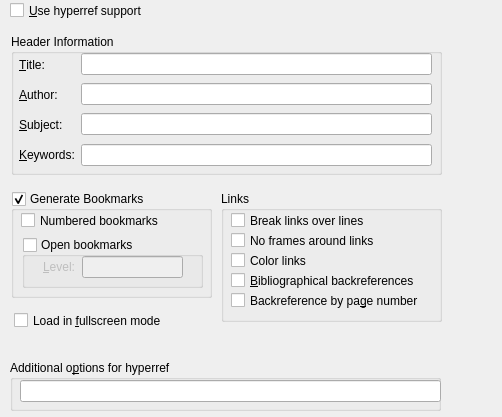
This is src/frontends/qt4/ui/PDFSupportUi.ui in cburschka/lyx as Qt 5 draws it before an edit. The edited form follows.
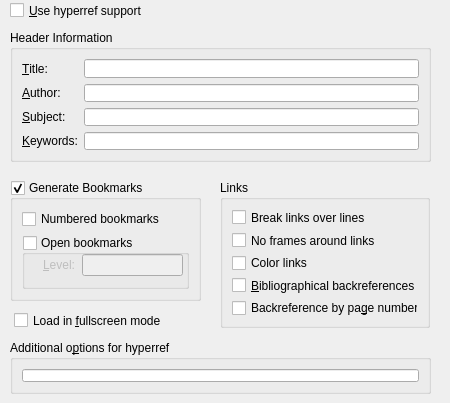
This is the edited form.

Commit message: PDFSupportUi.ui: set styles

```diff
--- a/src/frontends/qt4/ui/PDFSupportUi.ui
+++ b/src/frontends/qt4/ui/PDFSupportUi.ui
@@ -5,8 +5,8 @@
    <rect>
     <x>0</x>
     <y>0</y>
-    <width>502</width>
-    <height>417</height>
+    <width>450</width>
+    <height>403</height>
    </rect>
   </property>
   <widget class="QCheckBox" name="use_hyperrefCB" >
@@ -41,200 +41,230 @@
     <string>Load in &amp;fullscreen mode</string>
    </property>
   </widget>
-  <widget class="QGroupBox" name="bookmarksGB" >
+  <widget class="QGroupBox" name="groupBox_4" >
    <property name="geometry" >
     <rect>
-     <x>11</x>
-     <y>191</y>
-     <width>201</width>
-     <height>107</height>
+     <x>220</x>
+     <y>180</y>
+     <width>210</width>
+     <height>148</height>
     </rect>
    </property>
    <property name="title" >
-    <string>Generate Bookmarks</string>
+    <string>Links</string>
    </property>
-   <property name="checkable" >
-    <bool>true</bool>
-   </property>
-   <property name="checked" >
-    <bool>true</bool>
-   </property>
-   <widget class="QCheckBox" name="bookmarksnumberedCB" >
-    <property name="geometry" >
-     <rect>
-      <x>10</x>
-      <y>19</y>
-      <width>151</width>
-      <height>21</height>
-     </rect>
+   <layout class="QGridLayout" >
+    <property name="margin" >
+     <number>9</number>
     </property>
-    <property name="text" >
-     <string>Numbered bookmarks</string>
+    <property name="spacing" >
+     <number>6</number>
     </property>
-   </widget>
-   <widget class="QGroupBox" name="bookmarksopenGB" >
-    <property name="geometry" >
-     <rect>
-      <x>11</x>
-      <y>46</y>
-      <width>181</width>
-      <height>51</height>
-     </rect>
-    </property>
-    <property name="title" >
-     <string>Open bookmarks</string>
-    </property>
-    <property name="checkable" >
-     <bool>true</bool>
-    </property>
-    <property name="checked" >
-     <bool>false</bool>
-    </property>
-    <widget class="QLineEdit" name="bookmarksopenlevelLE" >
-     <property name="geometry" >
-      <rect>
-       <x>60</x>
-       <y>19</y>
-       <width>101</width>
-       <height>22</height>
-      </rect>
-     </property>
-     <property name="toolTip" >
-      <string>Number of levels</string>
-     </property>
-    </widget>
-    <widget class="QLabel" name="label" >
-     <property name="geometry" >
-      <rect>
-       <x>21</x>
-       <y>22</y>
-       <width>31</width>
-       <height>16</height>
-      </rect>
-     </property>
-     <property name="text" >
-      <string>&amp;Level:</string>
-     </property>
-     <property name="buddy" >
-      <cstring>bookmarksopenlevelLE</cstring>
-     </property>
-    </widget>
-   </widget>
+    <item row="0" column="0" >
+     <widget class="QCheckBox" name="breaklinksCB" >
+      <property name="toolTip" >
+       <string>Allows link text to break across lines.</string>
+      </property>
+      <property name="text" >
+       <string>Break links over lines</string>
+      </property>
+     </widget>
+    </item>
+    <item row="2" column="0" >
+     <widget class="QCheckBox" name="colorlinksCB" >
+      <property name="text" >
+       <string>Color links</string>
+      </property>
+     </widget>
+    </item>
+    <item row="3" column="0" >
+     <widget class="QCheckBox" name="backrefCB" >
+      <property name="toolTip" >
+       <string>Adds "backlink" text to the end of each item in the bibliography</string>
+      </property>
+      <property name="text" >
+       <string>&amp;Bibliographical backreferences</string>
+      </property>
+     </widget>
+    </item>
+    <item row="4" column="0" >
+     <widget class="QCheckBox" name="pagebackrefCB" >
+      <property name="toolTip" >
+       <string>Adds "backlink" text to the end of each item in the bibliography</string>
+      </property>
+      <property name="text" >
+       <string>Backreference by pa&amp;ge number</string>
+      </property>
+     </widget>
+    </item>
+    <item row="1" column="0" >
+     <widget class="QCheckBox" name="pdfborderCB" >
+      <property name="text" >
+       <string>No frames around links</string>
+      </property>
+      <property name="tristate" >
+       <bool>false</bool>
+      </property>
+     </widget>
+    </item>
+   </layout>
   </widget>
   <widget class="QGroupBox" name="groupBox_2" >
    <property name="geometry" >
     <rect>
-     <x>11</x>
-     <y>34</y>
-     <width>431</width>
-     <height>141</height>
+     <x>10</x>
+     <y>30</y>
+     <width>421</width>
+     <height>132</height>
     </rect>
    </property>
    <property name="title" >
     <string>Header Information</string>
    </property>
-   <widget class="QLineEdit" name="titleLE" >
-    <property name="geometry" >
-     <rect>
-      <x>70</x>
-      <y>19</y>
-      <width>351</width>
-      <height>22</height>
-     </rect>
+   <layout class="QGridLayout" >
+    <property name="margin" >
+     <number>9</number>
     </property>
-   </widget>
-   <widget class="QLineEdit" name="authorLE" >
-    <property name="geometry" >
-     <rect>
-      <x>70</x>
-      <y>49</y>
-      <width>351</width>
-      <height>22</height>
-     </rect>
+    <property name="spacing" >
+     <number>6</number>
     </property>
-   </widget>
-   <widget class="QLineEdit" name="subjectLE" >
-    <property name="geometry" >
-     <rect>
-      <x>70</x>
-      <y>79</y>
-      <width>351</width>
-      <height>22</height>
-     </rect>
+    <item row="2" column="1" >
+     <widget class="QLineEdit" name="subjectLE" />
+    </item>
+    <item row="3" column="1" >
+     <widget class="QLineEdit" name="keywordsLE" />
+    </item>
+    <item row="3" column="0" >
+     <widget class="QLabel" name="keywordsL" >
+      <property name="text" >
+       <string>&amp;Keywords:</string>
+      </property>
+      <property name="buddy" >
+       <cstring>keywordsLE</cstring>
+      </property>
+     </widget>
+    </item>
+    <item row="2" column="0" >
+     <widget class="QLabel" name="subjectL" >
+      <property name="text" >
+       <string>&amp;Subject:</string>
+      </property>
+      <property name="buddy" >
+       <cstring>subjectLE</cstring>
+      </property>
+     </widget>
+    </item>
+    <item row="1" column="0" >
+     <widget class="QLabel" name="authorL" >
+      <property name="text" >
+       <string>&amp;Author:</string>
+      </property>
+      <property name="buddy" >
+       <cstring>authorLE</cstring>
+      </property>
+     </widget>
+    </item>
+    <item row="0" column="0" >
+     <widget class="QLabel" name="titleL" >
+      <property name="text" >
+       <string>&amp;Title:</string>
+      </property>
+      <property name="buddy" >
+       <cstring>titleLE</cstring>
+      </property>
+     </widget>
+    </item>
+    <item row="0" column="1" >
+     <widget class="QLineEdit" name="titleLE" />
+    </item>
+    <item row="1" column="1" >
+     <widget class="QLineEdit" name="authorLE" />
+    </item>
+   </layout>
+  </widget>
+  <widget class="QGroupBox" name="bookmarksGB" >
+   <property name="geometry" >
+    <rect>
+     <x>10</x>
+     <y>180</y>
+     <width>191</width>
+     <height>121</height>
+    </rect>
+   </property>
+   <property name="title" >
+    <string>Generate Bookmarks</string>
+   </property>
+   <property name="checkable" >
+    <bool>true</bool>
+   </property>
+   <property name="checked" >
+    <bool>true</bool>
+   </property>
+   <layout class="QGridLayout" >
+    <property name="margin" >
+     <number>9</number>
     </property>
-   </widget>
-   <widget class="QLabel" name="keywordsL" >
-    <property name="geometry" >
-     <rect>
-      <x>8</x>
-      <y>113</y>
-      <width>71</width>
-      <height>16</height>
-     </rect>
+    <property name="spacing" >
+     <number>6</number>
     </property>
-    <property name="text" >
-     <string>&amp;Keywords:</string>
-    </property>
-    <property name="buddy" >
-     <cstring>keywordsLE</cstring>
-    </property>
-   </widget>
-   <widget class="QLabel" name="subjectL" >
-    <property name="geometry" >
-     <rect>
-      <x>8</x>
-      <y>83</y>
-      <width>52</width>
-      <height>16</height>
-     </rect>
-    </property>
-    <property name="text" >
-     <string>&amp;Subject:</string>
-    </property>
-    <property name="buddy" >
-     <cstring>subjectLE</cstring>
-    </property>
-   </widget>
-   <widget class="QLabel" name="authorL" >
-    <property name="geometry" >
-     <rect>
-      <x>8</x>
-      <y>53</y>
-      <width>52</width>
-      <height>16</height>
-     </rect>
-    </property>
-    <property name="text" >
-     <string>&amp;Author:</string>
-    </property>
-    <property name="buddy" >
-     <cstring>authorLE</cstring>
-    </property>
-   </widget>
-   <widget class="QLabel" name="titleL" >
-    <property name="geometry" >
-     <rect>
-      <x>8</x>
-      <y>23</y>
-      <width>52</width>
-      <height>16</height>
-     </rect>
-    </property>
-    <property name="text" >
-     <string>&amp;Title:</string>
-    </property>
-    <property name="buddy" >
-     <cstring>titleLE</cstring>
-    </property>
-   </widget>
+    <item row="1" column="0" >
+     <widget class="QGroupBox" name="bookmarksopenGB" >
+      <property name="title" >
+       <string>Open bookmarks</string>
+      </property>
+      <property name="checkable" >
+       <bool>true</bool>
+      </property>
+      <property name="checked" >
+       <bool>false</bool>
+      </property>
+      <widget class="QLineEdit" name="bookmarksopenlevelLE" >
+       <property name="geometry" >
+        <rect>
+         <x>60</x>
+         <y>19</y>
+         <width>101</width>
+         <height>22</height>
+        </rect>
+       </property>
+       <property name="toolTip" >
+        <string>Number of levels</string>
+       </property>
+      </widget>
+      <widget class="QLabel" name="label" >
+       <property name="geometry" >
+        <rect>
+         <x>21</x>
+         <y>22</y>
+         <width>31</width>
+         <height>16</height>
+        </rect>
+       </property>
+       <property name="text" >
+        <string>&amp;Level:</string>
+       </property>
+       <property name="buddy" >
+        <cstring>bookmarksopenlevelLE</cstring>
+       </property>
+      </widget>
+     </widget>
+    </item>
+    <item row="0" column="0" >
+     <widget class="QCheckBox" name="bookmarksnumberedCB" >
+      <property name="text" >
+       <string>Numbered bookmarks</string>
+      </property>
+     </widget>
+    </item>
+   </layout>
   </widget>
   <widget class="QGroupBox" name="groupBox_3" >
    <property name="geometry" >
     <rect>
      <x>10</x>
-     <y>360</y>
-     <width>431</width>
-     <height>51</height>
+     <y>340</y>
+     <width>421</width>
+     <height>54</height>
     </rect>
    </property>
    <property name="title" >
@@ -249,119 +279,21 @@
    <property name="checked" >
     <bool>false</bool>
    </property>
-   <widget class="QLineEdit" name="optionsLE" >
-    <property name="geometry" >
-     <rect>
-      <x>10</x>
-      <y>20</y>
-      <width>421</width>
-      <height>22</height>
-     </rect>
+   <layout class="QGridLayout" >
+    <property name="margin" >
+     <number>9</number>
     </property>
-    <property name="toolTip" >
-     <string>eg: pdfstartview=XYZ, plainpages=false, pdfpagelabels</string>
+    <property name="spacing" >
+     <number>6</number>
     </property>
-   </widget>
-  </widget>
-  <widget class="QLineEdit" name="keywordsLE" >
-   <property name="geometry" >
-    <rect>
-     <x>81</x>
-     <y>144</y>
-     <width>351</width>
-     <height>22</height>
-    </rect>
-   </property>
-  </widget>
-  <widget class="QGroupBox" name="groupBox_4" >
-   <property name="geometry" >
-    <rect>
-     <x>221</x>
-     <y>191</y>
-     <width>221</width>
-     <height>131</height>
-    </rect>
-   </property>
-   <property name="title" >
-    <string>Links</string>
-   </property>
-   <widget class="QCheckBox" name="pdfborderCB" >
-    <property name="geometry" >
-     <rect>
-      <x>10</x>
-      <y>39</y>
-      <width>151</width>
-      <height>21</height>
-     </rect>
-    </property>
-    <property name="text" >
-     <string>No frames around links</string>
-    </property>
-    <property name="tristate" >
-     <bool>false</bool>
-    </property>
-   </widget>
-   <widget class="QCheckBox" name="pagebackrefCB" >
-    <property name="geometry" >
-     <rect>
-      <x>10</x>
-      <y>99</y>
-      <width>201</width>
-      <height>21</height>
-     </rect>
-    </property>
-    <property name="toolTip" >
-     <string>Adds "backlink" text to the end of each item in the bibliography</string>
-    </property>
-    <property name="text" >
-     <string>Backreference by pa&amp;ge number</string>
-    </property>
-   </widget>
-   <widget class="QCheckBox" name="backrefCB" >
-    <property name="geometry" >
-     <rect>
-      <x>10</x>
-      <y>79</y>
-      <width>201</width>
-      <height>21</height>
-     </rect>
-    </property>
-    <property name="toolTip" >
-     <string>Adds "backlink" text to the end of each item in the bibliography</string>
-    </property>
-    <property name="text" >
-     <string>&amp;Bibliographical backreferences</string>
-    </property>
-   </widget>
-   <widget class="QCheckBox" name="breaklinksCB" >
-    <property name="geometry" >
-     <rect>
-      <x>10</x>
-      <y>19</y>
-      <width>141</width>
-      <height>21</height>
-     </rect>
-    </property>
-    <property name="toolTip" >
-     <string>Allows link text to break across lines.</string>
-    </property>
-    <property name="text" >
-     <string>Break links over lines</string>
-    </property>
-   </widget>
-   <widget class="QCheckBox" name="colorlinksCB" >
-    <property name="geometry" >
-     <rect>
-      <x>10</x>
-      <y>59</y>
-      <width>81</width>
-      <height>21</height>
-     </rect>
-    </property>
-    <property name="text" >
-     <string>Color links</string>
-    </property>
-   </widget>
+    <item row="0" column="0" >
+     <widget class="QLineEdit" name="optionsLE" >
+      <property name="toolTip" >
+       <string>eg: pdfstartview=XYZ, plainpages=false, pdfpagelabels</string>
+      </property>
+     </widget>
+    </item>
+   </layout>
   </widget>
  </widget>
  <tabstops>
```
